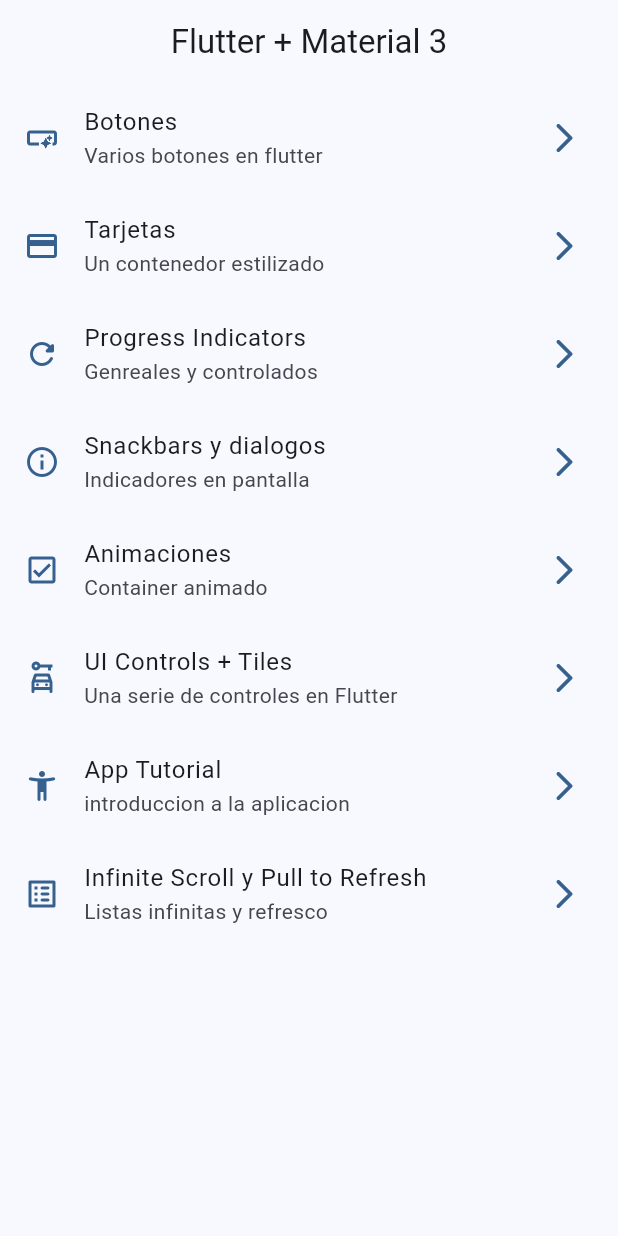
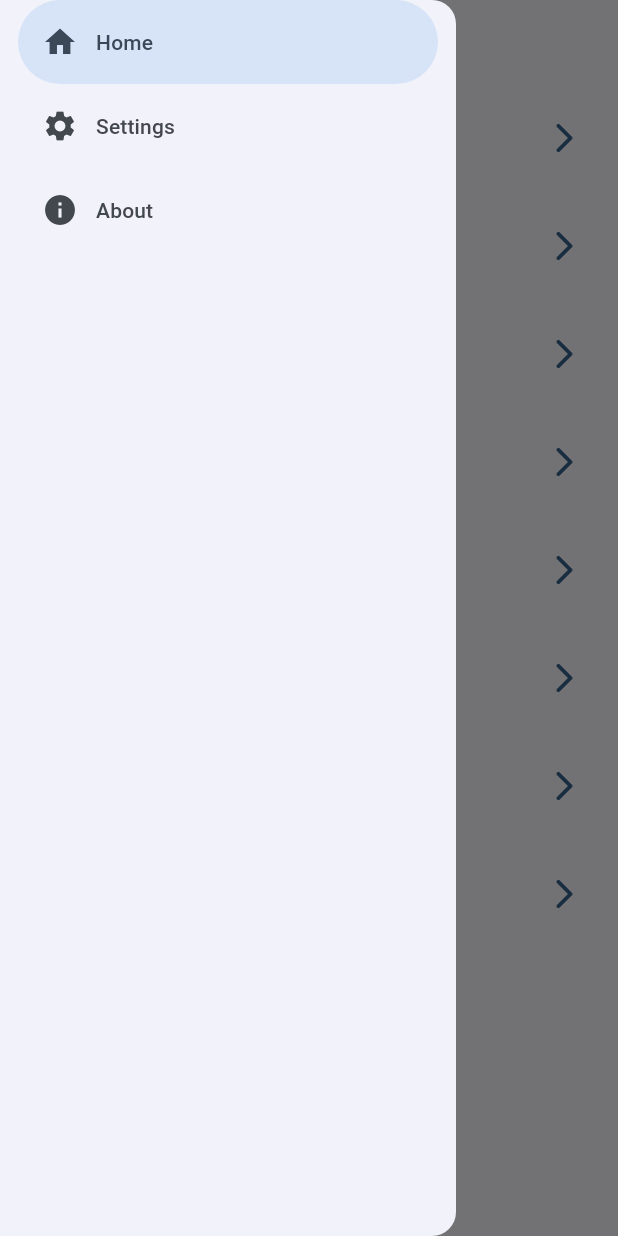
Before and after one commit to acensito/practicas_flutter, a Flutter app: the screen it shows after launch, with the side drawer open (before the commit the screen has no drawer), on a phone screen of 412 x 824 dp. Run offline on Flutter 3.47's test engine with Material 3 defaults, Android fonts, the phone set to English and light mode, and no system bars; our stand-ins replace animate_do, dio, go_router, video_player.

Commit message:
NavigationDrawer

```diff
--- a/widgetsapp/lib/views/screens/home/home_screen.dart
+++ b/widgetsapp/lib/views/screens/home/home_screen.dart
@@ -1,6 +1,7 @@
 import 'package:flutter/material.dart';
 import 'package:go_router/go_router.dart';
 import 'package:widgetsapp/config/menu/menu_items.dart';
+import 'package:widgetsapp/views/widgets/drawers/side_menu.dart';
 
 class HomeScreen extends StatelessWidget {
   const HomeScreen({super.key});
@@ -12,6 +13,7 @@ class HomeScreen extends StatelessWidget {
     return Scaffold(
       appBar: AppBar(title: Text('Flutter + Material 3')),
       body: _HomeView(),
+      drawer: SideMenu(),
     );
   }
 }
--- /dev/null
+++ b/widgetsapp/lib/views/widgets/drawers/side_menu.dart
@@ -0,0 +1,25 @@
+import 'package:flutter/material.dart';
+
+class SideMenu extends StatefulWidget {
+  const SideMenu({super.key});
+
+  @override
+  State<SideMenu> createState() => _SideMenuState();
+}
+
+class _SideMenuState extends State<SideMenu> {
+
+  int navIndex = 0;
+
+  @override
+  Widget build(BuildContext context) {
+    return NavigationDrawer(
+      selectedIndex: navIndex,
+      children: [
+        NavigationDrawerDestination(icon: Icon(Icons.home), label: Text('Home')),
+        NavigationDrawerDestination(icon: Icon(Icons.settings), label: Text('Settings')),
+        NavigationDrawerDestination(icon: Icon(Icons.info), label: Text('About')),
+      ],
+    );
+  }
+}
```
